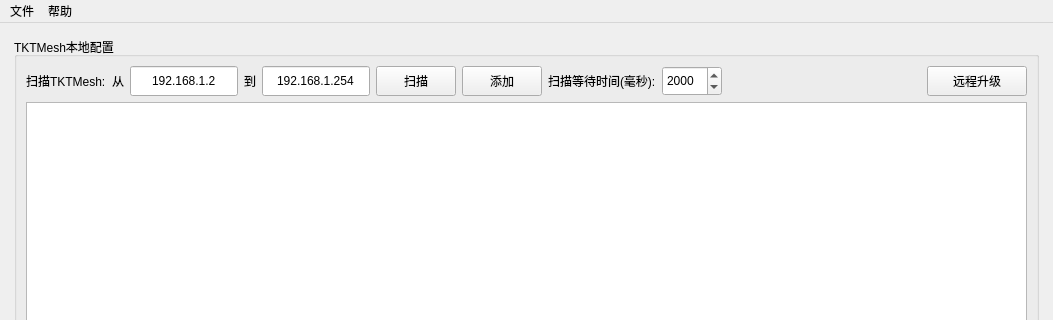
Qt form mainwindow.ui (jercylew/tkt-mesh-configure-helper) before a commit; both pictures show x 0 to 1053 and y 0 to 320 of the 1053 by 707 pixel window.
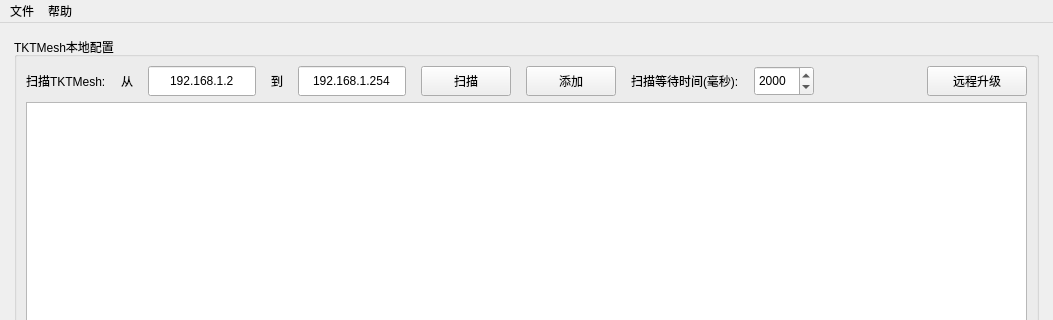
The same form after that commit. Custom widgets are drawn as their Qt base class.

Patch:
```diff
--- a/mainwindow.ui
+++ b/mainwindow.ui
@@ -45,6 +45,9 @@
           <layout class="QVBoxLayout" name="verticalLayout">
            <item>
             <layout class="QHBoxLayout" name="horizontalLayout">
+             <property name="spacing">
+              <number>15</number>
+             </property>
              <item>
               <widget class="QLabel" name="label">
                <property name="text">
@@ -120,7 +123,7 @@
               <widget class="QPushButton" name="buttonScanTKTMesh">
                <property name="minimumSize">
                 <size>
-                 <width>0</width>
+                 <width>90</width>
                  <height>30</height>
                 </size>
                </property>
@@ -139,7 +142,7 @@
               <widget class="QPushButton" name="buttonAddTKTMesh">
                <property name="minimumSize">
                 <size>
-                 <width>0</width>
+                 <width>90</width>
                  <height>30</height>
                 </size>
                </property>
@@ -197,7 +200,7 @@
                </property>
                <property name="sizeHint" stdset="0">
                 <size>
-                 <width>40</width>
+                 <width>30</width>
                  <height>20</height>
                 </size>
                </property>
```
